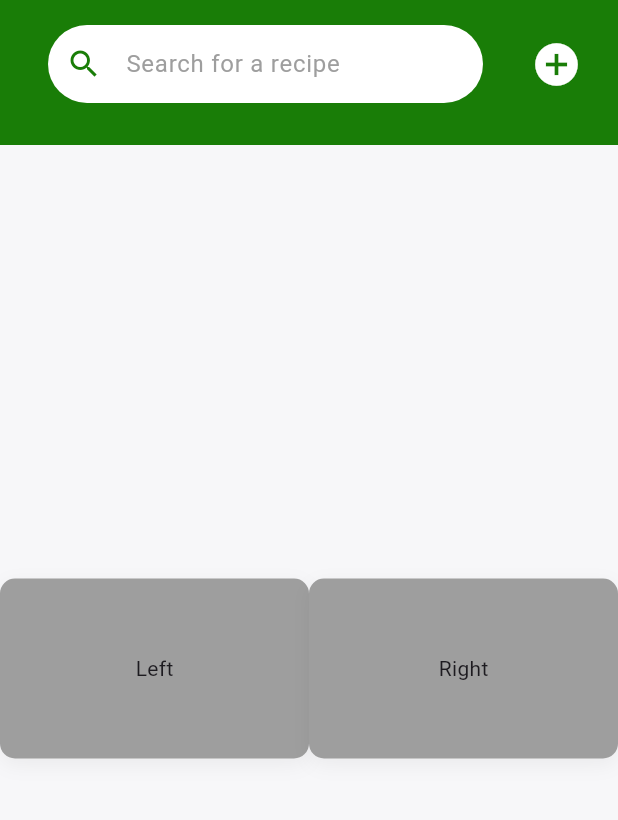
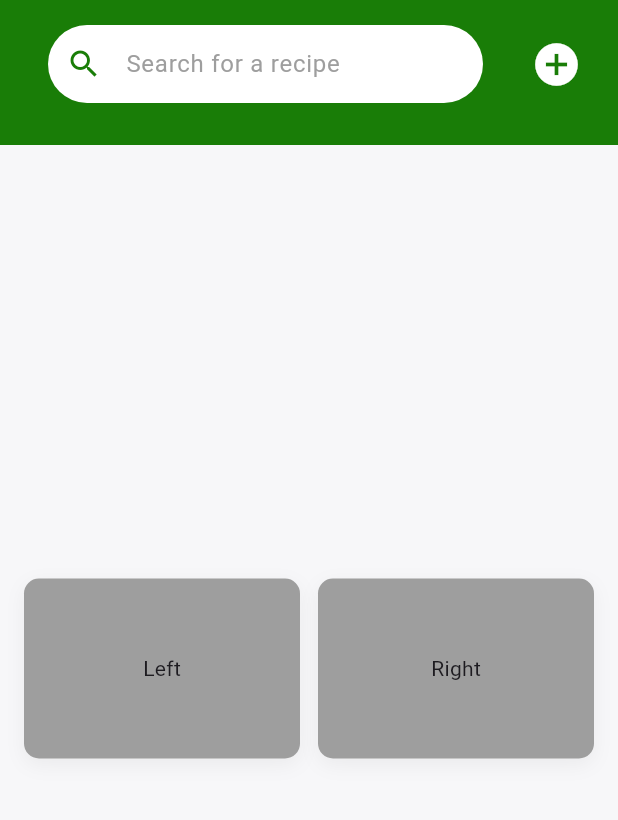
Before and after one commit to deelub/Recipe-keeper, a Flutter app: the screen it shows after launch, on a phone screen of 412 x 824 dp, the part 44-864 px from its top. Run offline on Flutter 3.47's test engine with Material 3 defaults, Android fonts, the light colour scheme and no system bars.

Commit message:
Refactor : paddding between widgets fixed

```diff
--- a/lib/widgets/suggestion.dart
+++ b/lib/widgets/suggestion.dart
@@ -12,12 +12,12 @@ class DailySuggestionsWidget extends StatelessWidget {
 
   @override
   Widget build(BuildContext context) {
-    return Container(
-      child:
-       Row(
+    return Padding(
+      padding: const EdgeInsets.symmetric(horizontal: 16),
+      child: Row(
         children: [
-
           Expanded(child: _box(child: left)),
+          const SizedBox(width: 12),
           Expanded(child: _box(child: right)),
         ],
       ),
@@ -26,7 +26,6 @@ class DailySuggestionsWidget extends StatelessWidget {
 
   Widget _box({required Widget child}) {
     return Container(
-      width: 40,
       height: 120,
       decoration: BoxDecoration(
         color: Colors.grey,
@@ -39,6 +38,7 @@ class DailySuggestionsWidget extends StatelessWidget {
           ),
         ],
       ),
+      alignment: Alignment.center,
       child: child,
     );
   }
```
